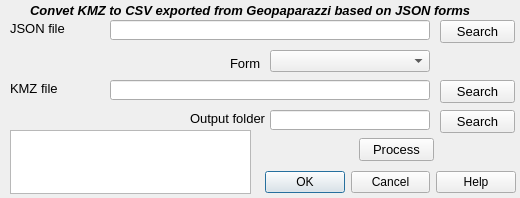
Old version of the form kmzgeopapaimport_dialog_base.ui in the repository geociencio/kmzgeopapaimport.
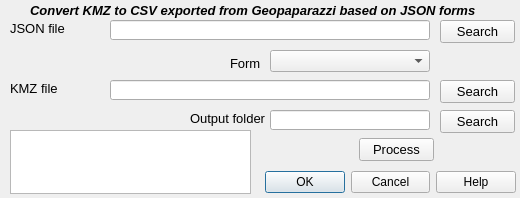
New version of the form.

```diff
--- a/kmzgeopapaimport_dialog_base.ui
+++ b/kmzgeopapaimport_dialog_base.ui
@@ -58,7 +58,7 @@
     </font>
    </property>
    <property name="text">
-    <string>Convet KMZ to CSV exported from Geopaparazzi based on JSON forms</string>
+    <string>Convert KMZ to CSV exported from Geopaparazzi based on JSON forms</string>
    </property>
   </widget>
   <widget class="QLabel" name="label_2">
```
